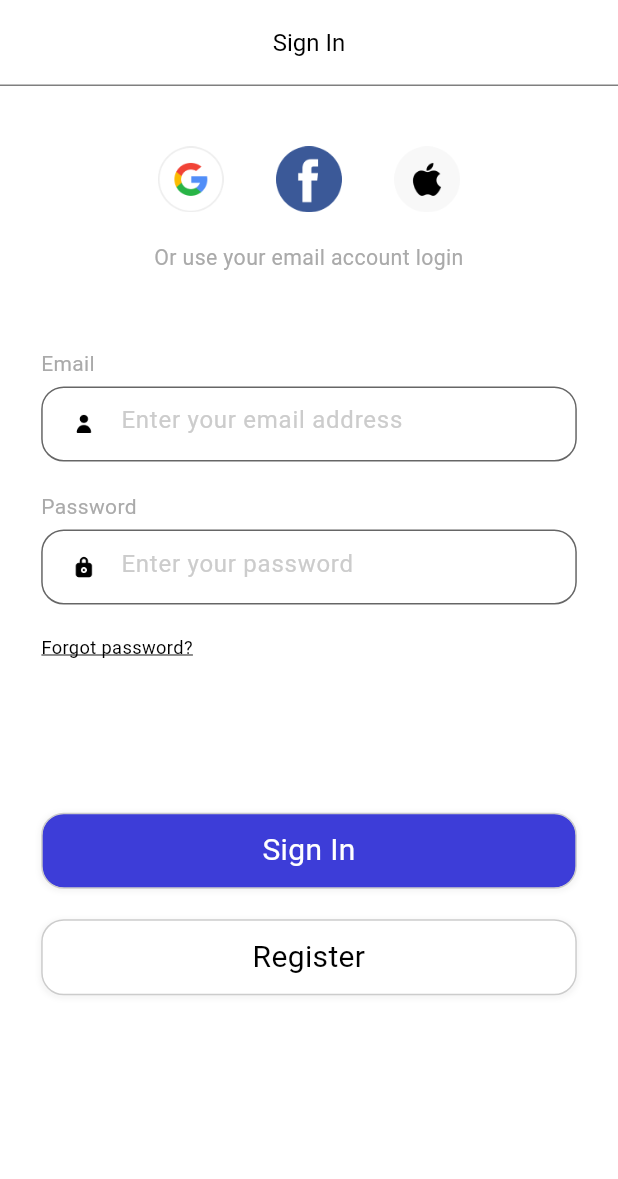
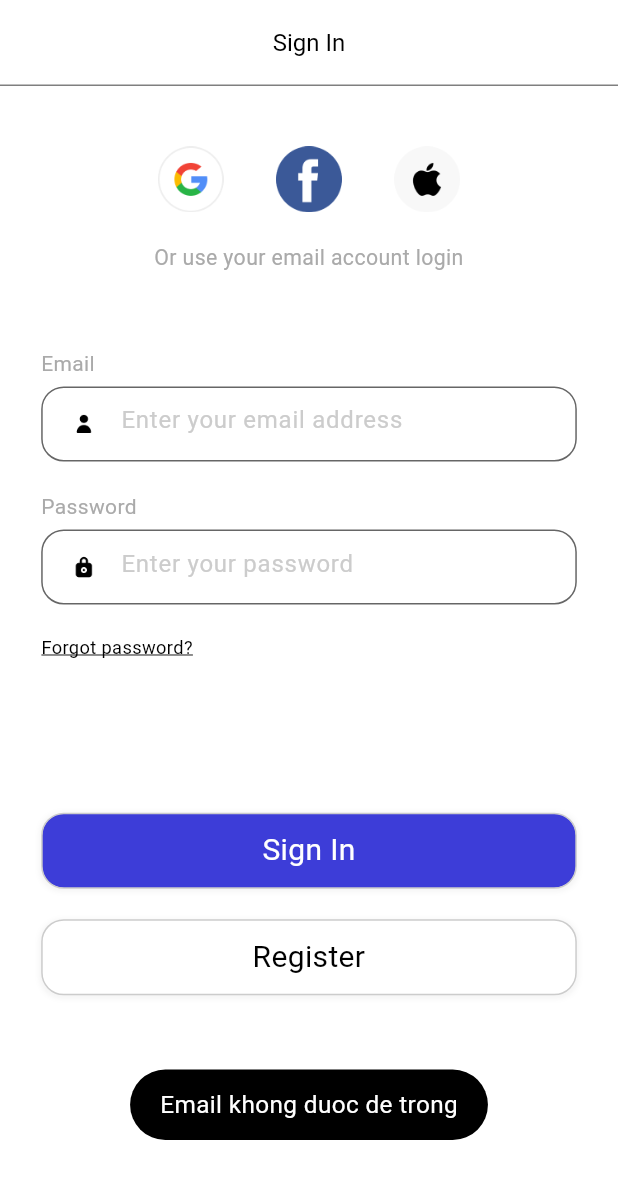
Before and after one commit to tuannguyen1302/ulearning_app, a Flutter app: the SignInScreen screen opened directly, after a tap on "Sign In", on a phone screen of 412 x 824 dp. Shown: the top 1179 px of the screen. Run offline on Flutter 3.47's test engine with Material 3 defaults, Android fonts, the phone set to English and light mode, and no system bars; our stand-ins replace dots_indicator, firebase_auth, firebase_core, flutter_riverpod, flutter_screenutil, fluttertoast and 3 more; accounts and stored records are empty; generated files the repository leaves out were written again.

Commit message:
done sign_in but login errol password wrong and email not found

```diff
--- a/lib/constants/router.dart
+++ b/lib/constants/router.dart
@@ -4,10 +4,12 @@ class RouterPaths {
   static const root = '/';
   static const signIn = 'signIn';
   static const signUp = 'signUp';
+  static const home = 'home';
 }
 
 class RouterNames {
   RouterNames._private();
   static const signIn = '/signIn';
   static const signUp = '/signUp';
+  static const home  = '/home';
 }
--- a/lib/presentation/features/sign_in/provider/signin_viewmodel.dart
+++ b/lib/presentation/features/sign_in/provider/signin_viewmodel.dart
@@ -0,0 +1,120 @@
+import 'package:firebase_auth/firebase_auth.dart';
+import 'package:flutter/foundation.dart';
+import 'package:flutter/material.dart';
+import 'package:riverpod_annotation/riverpod_annotation.dart';
+import '../../../../utilities/popup_messages.dart';
+import '../../../global_loader/global_loader.dart';
+import '../../home/home_screen.dart';
+import '../models/user.dart';
+import 'signin_state.dart';
+part 'signin_viewmodel.g.dart';
+
+@riverpod
+class SignInViewModel extends _$SignInViewModel {
+
+  @override
+  SignInState build() => const SignInState();
+
+  void onUserEmailChanged(String email) {
+    state = state.copyWith(email: email);
+  }
+
+  void onPasswordChanged(String password) {
+    state = state.copyWith(password: password);
+  }
+
+  Future<void> handleSignIn(BuildContext context) async {
+    final email = state.email;
+    final password = state.password;
+    bool isValidGmail(String email) {
+      final emailRegex = RegExp(
+        r'^[a-zA-Z0-9._%+-]+@gmail\.com$',
+      );
+      return emailRegex.hasMatch(email);
+    }
+
+    if (email.isEmpty) {
+      await toastInfo('Email khong duoc de trong');
+      return;
+    }
+    if (!isValidGmail(email)) {
+      await toastInfo('Email khong dung dinh dang');
+      return;
+    }
+    if (password.isEmpty) {
+      await toastInfo('Password khong duoc de trong');
+      return;
+    }
+    final passwordRegex = RegExp(
+      r'^(?=.*[A-Za-z])(?=.*\d)(?=.*[@$!%*?&])[A-Za-z\d@$!%*?&]{8,}$',
+    );
+    if (!passwordRegex.hasMatch(password)) {
+      await toastInfo(
+        'Mật khẩu không hợp lệ. Mật khẩu cần ít nhất 8 ký tự, bao gồm chữ, số và ký tự đặc biệt',
+      );
+      return;
+    }
+
+    ref.read(globalLoaderProvider.notifier).setLoaderValue(true);
+    try {
+      final credentials = await FirebaseAuth.instance
+          .signInWithEmailAndPassword(email: email, password: password);
+
+      if (credentials.user == null) {
+        await toastInfo('User not found ');
+        return;
+      }
+      if (!credentials.user!.emailVerified) {
+        await toastInfo('you must verify your email address first');
+        return;
+      }
+      final user = credentials.user;
+      if (user != null) {
+        final displayName = user.displayName;
+        final email = user.email;
+      final photoUrl = user.photoURL;
+       final id = user.uid;
+
+        final userEntity = UserEntity();
+        userEntity.avatar = photoUrl;
+        userEntity.name = displayName;
+        userEntity.email = email;
+        userEntity.openId = id;
+        userEntity.type = 1;
+        await asyncPostAllData(userEntity);
+
+        await toastInfo('login successfully');
+        //print('login successfully');
+
+        await Navigator.push(
+            context,
+            MaterialPageRoute(
+              builder: (context) => const HomeScreen(),
+            ),
+        );
+            } else {
+        await toastInfo('login failed');
+      }
+    } on FirebaseAuthException catch (e) {
+
+      String? message = "Lỗi đăng nhập";
+      if (e.code == 'user-not-found') {
+        message = "Tài khoản không tồn tại!";
+        await toastInfo(message);
+      } else if (e.code == 'wrong-password') {
+        message = "Sai mật khẩu!";
+        await toastInfo(message);
+      } else if (e.code == 'invalid-credential') {
+        message = "Email hoặc mật khẩu không hợp lệ!";
+        await toastInfo(message);
+      }
+    } catch (e) {
+      if (kDebugMode) {
+        print(e);
+      }
+    }
+    ref.read(globalLoaderProvider.notifier).setLoaderValue(false);
+  }
+
+  Future<void> asyncPostAllData(UserEntity userEntity) async {}
+}
--- a/lib/presentation/features/sign_in/sign_in_screen.dart
+++ b/lib/presentation/features/sign_in/sign_in_screen.dart
@@ -2,22 +2,43 @@ import 'package:flutter/material.dart';
 import 'package:flutter_riverpod/flutter_riverpod.dart';
 import 'package:flutter_screenutil/flutter_screenutil.dart';
 import '../../../utilities/app_colors.dart';
+import '../../global_loader/global_loader.dart';
 import '../sign_up/sign_up_screen.dart';
 import '../widget/app_text_field.dart';
 import '../widget/build_app_bar.dart';
 import '../widget/text_widget.dart';
+import 'provider/signin_viewmodel.dart';
 import 'widgets/button_widget.dart';
 import 'widgets/third_party_login.dart';
 
-class SignInScreen extends ConsumerWidget {
+class SignInScreen extends ConsumerStatefulWidget {
   const SignInScreen({super.key});
 
   @override
-  Widget build(BuildContext context, WidgetRef ref) {
+  ConsumerState createState() => _SignInScreenState();
+}
+
+class _SignInScreenState extends ConsumerState<SignInScreen> {
+
+  var _controller = SignInViewModel();
+
+
+  @override
+  void initState() {
+    // TODO: implement initState
+    _controller =  ref.read(signInViewModelProvider.notifier);
+
+    super.initState();
+  }
+  @override
+  Widget build(BuildContext context) {
+    //final signinprovider  = ref.watch(signInViewModelProvider);
+    final loader = ref.watch(globalLoaderProvider);
+final viewmodel = ref.read(signInViewModelProvider.notifier);
     return Scaffold(
       backgroundColor: Colors.white,
       appBar: buildAppbar(title: 'Sign In', automaticallyImplyLeading: false),
-      body: SafeArea(
+      body: loader == false ? SafeArea(
         child: SingleChildScrollView(
           child: Column(
             crossAxisAlignment: CrossAxisAlignment.start,
@@ -40,6 +61,9 @@ class SignInScreen extends ConsumerWidget {
                 text: 'Email',
                 iconName: 'assets/icons/user.png',
                 titleField: 'Enter your email address',
+                func:  (value) {
+                  viewmodel.onUserEmailChanged(value);
+                },
               ),
               SizedBox(
                 height: 20.h,
@@ -50,13 +74,18 @@ class SignInScreen extends ConsumerWidget {
                 iconName: 'assets/icons/lock.png',
                 titleField: 'Enter your password',
                 obscureText: true,
+                func:  (value) {
+                  viewmodel.onPasswordChanged(value);
+                },
               ),
               SizedBox(
                 height: 20.h,
               ),
               Container(
                 margin: EdgeInsets.only(left: 25.w),
-                child: textUnderline(text: 'Forgot password?'),
+                child: textUnderline(
+                    text: 'Forgot password?',
+                   ),
               ),
               SizedBox(
                 height: 100.h,
@@ -66,7 +95,7 @@ class SignInScreen extends ConsumerWidget {
                 child: buttonWidget(
                   text: 'Sign In',
                   func: () {
-                    //  print('login');
+                   viewmodel.handleSignIn(context);
                   },
                 ),
               ),
@@ -91,7 +120,12 @@ class SignInScreen extends ConsumerWidget {
             ],
           ),
         ),
-      ),
+      ) : const Center(
+        child: CircularProgressIndicator(
+          color: AppColors.primaryElement,
+          backgroundColor: Colors.blue,
+        ),),
     );
+
   }
 }
--- a/lib/presentation/features/sign_up/sign_up_screen.dart
+++ b/lib/presentation/features/sign_up/sign_up_screen.dart
@@ -57,12 +57,14 @@ class _SignUpScreenState extends ConsumerState<SignUpScreen> {
                     ),
                     //Email
                     appTextField(
+
                       text: 'User name ',
                       iconName: 'assets/icons/user.png',
                       titleField: 'Enter your user name ',
                       func: (value) {
                         viewModel.onUsernameChanged(value);
                       },
+
                     ),
                     SizedBox(
                       height: 15.h,
--- a/lib/presentation/features/widget/app_text_field.dart
+++ b/lib/presentation/features/widget/app_text_field.dart
@@ -11,6 +11,7 @@ Widget appTextField({
   bool obscureText = false,
   void Function(String value)? func,
   String imagePath = '',
+
 
 }) {
 
@@ -41,6 +42,7 @@ Widget appTextField({
                 width: 280.w,
                 height: 50.h,
                 child: TextField(
+
                   onChanged: (value) => func!(value),
                   keyboardType: TextInputType.multiline,
                   decoration: InputDecoration(
@@ -108,7 +110,7 @@ Widget appImage({
 Widget textUnderline({String text = 'd'}) {
   return GestureDetector(
     onTap: () {
-      //print('ontap');
+      print('ontap');
     },
     child: Text(
       text,
```
Also changed, not shown: lib/data/provider/go_router/go_router_provider.dart (+19 -13 lines), lib/presentation/features/home/home_screen.dart (added, +11 -0 lines), lib/presentation/features/sign_in/models/user.dart (added, +30 -0 lines), lib/presentation/features/sign_in/provider/signin_state.dart (+17 -0 lines), lib/presentation/features/sign_in/provider/signin_state.freezed.dart (added), lib/presentation/features/sign_in/provider/signin_state.g.dart (added), lib/presentation/features/sign_in/provider/signin_viewmodel.g.dart (added), lib/presentation/features/sign_up/provider/signup_state.freezed.dart (added), lib/presentation/features/sign_up/provider/signup_state.g.dart (added), lib/presentation/features/sign_up/provider/signup_viewmodel.g.dart (added), lib/presentation/features/welcome/provider/welcome_state.g.dart (added), lib/presentation/global_loader/global_loader.g.dart (added), 4 other files.
